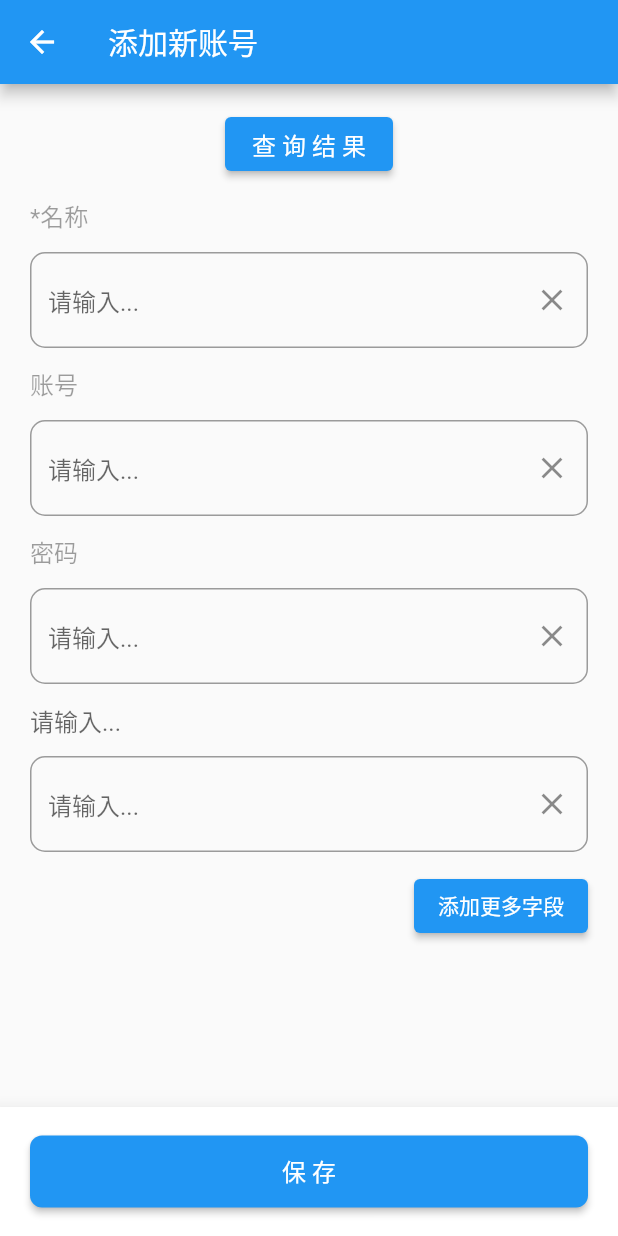
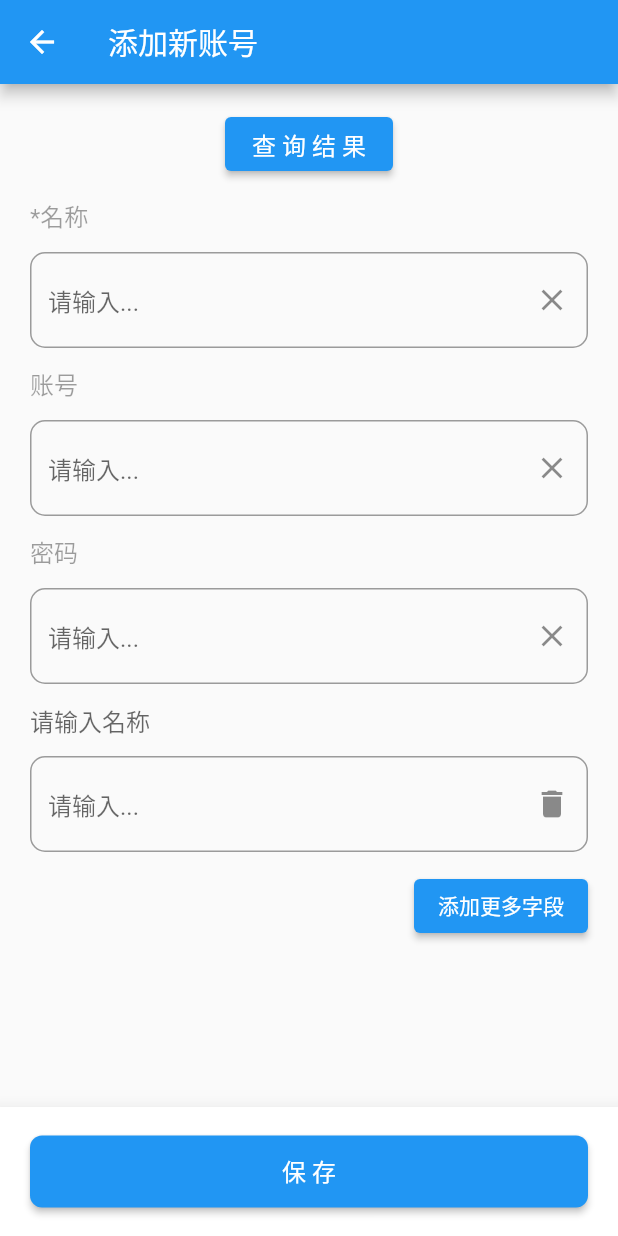
Before and after one commit to licoba/SafeBox, a Flutter app: the PageAddAccount screen opened by its route, after a tap on "添加更多字段", on a phone screen of 412 x 824 dp. Run offline on Flutter 3.47's test engine with Material 2 defaults, Android fonts, the phone set to English and light mode, and no system bars; our stand-ins replace get, sqflite; missing offline and left inert: dart:ffi; accounts and stored records are empty.

Commit message:
no message

```diff
--- a/lib/pages/PageAddAccount.dart
+++ b/lib/pages/PageAddAccount.dart
@@ -20,12 +20,8 @@ class PageAddAccount extends StatefulWidget {
 class _PageAddAccountState extends State<PageAddAccount> {
   final dbHelper = DatabaseHelper.instance;
   List<Widget> _childWidgets = [];
-  List<TextEditingController> controllers = [
-    TextEditingController(),
-    TextEditingController(),
-    TextEditingController(),
-  ];
   final ScrollController _scrollController = ScrollController();
+  int itemId = 3; // 从3开始数
 
   // 初始化组件列表
   List<Widget> _buildItems() {
@@ -43,14 +39,21 @@ class _PageAddAccountState extends State<PageAddAccount> {
         ),
       ),
       TextInputAccount(
-          name: TextInputAccount.default_name,
+          id: 0,
+          name: TextInputAccount.defaultName,
           hintText: "请输入...",
           isRequired: true,
           canEditTitle: false),
       TextInputAccount(
-          name: TextInputAccount.default_account, hintText: "请输入...", canEditTitle: false),
+          id: 1,
+          name: TextInputAccount.defaultAccount,
+          hintText: "请输入...",
+          canEditTitle: false),
       TextInputAccount(
-          name: TextInputAccount.default_pwd, hintText: "请输入...", canEditTitle: false)
+          id: 2,
+          name: TextInputAccount.defaultPwd,
+          hintText: "请输入...",
+          canEditTitle: false)
     ];
 
     return items;
@@ -59,10 +62,18 @@ class _PageAddAccountState extends State<PageAddAccount> {
   // 添加一个自定义的组件
   void _addCustomWidget() {
     setState(() {
-      TextEditingController newController = TextEditingController();
-      controllers = [...controllers, newController];
-      _childWidgets.add(
-          TextInputAccount(name: "", hintText: "请输入...", canEditTitle: true));
+      _childWidgets.add(TextInputAccount(
+        id: itemId++,
+        name: "",
+        hintText: "请输入...",
+        canEditTitle: true,
+        onClickRemove: (int value) {
+          debugPrint("删除 $value 的ID的控件");
+          _removeCustomWidget(value);
+        },
+      ));
+
+      print("修改后的 $_childWidgets");
     });
 
     // 使用animateTo函数将页面滚动到底部
@@ -73,6 +84,20 @@ class _PageAddAccountState extends State<PageAddAccount> {
         curve: Curves.easeOut,
       );
     });
+  }
+
+  void _removeCustomWidget(int id) {
+    setState(() {
+      _childWidgets.removeWhere((element) => isNeedToRemove(element, id));
+      print("删除后的 $_childWidgets");
+    });
+  }
+
+  bool isNeedToRemove(Widget element, int id) {
+    if (element is TextInputAccount) {
+      if (element.id == id) return true;
+    }
+    return false;
   }
 
   void _saveAccount() {
@@ -158,7 +183,3 @@ class _PageAddAccountState extends State<PageAddAccount> {
         ));
   }
 }
-
-/**
- *
- */
--- a/lib/widget/TextInputAccount.dart
+++ b/lib/widget/TextInputAccount.dart
@@ -3,24 +3,33 @@ import 'dart:ffi';
 import 'package:flutter/material.dart';
 
 class TextInputAccount extends StatefulWidget {
+  int id;
   final String name;
   final String hintText;
   final bool? isRequired;
   final bool? canRemove; // 是否可以删除这个字段
   final bool? canEditTitle; // 是否可以编辑标题字段
 
-  static String default_name = "default_name";
-  static String default_account = "default_account";
-  static String default_pwd = "default_pwd";
+  static String defaultName = "default_name";
+  static String defaultAccount = "default_account";
+  static String defaultPwd = "default_pwd";
 
-  TextInputAccount({
-    super.key,
+  final void Function(int)? onClickRemove; // 点击删除的回调
+
+  @override
+  String toString({DiagnosticLevel minLevel = DiagnosticLevel.debug}) {
+    return '输入框id:$id';
+  }
+
+  TextInputAccount(
+      {super.key,
+      required this.id,
       required this.name,
-    required this.hintText,
+      this.hintText = "",
       this.isRequired = false,
       this.canRemove = false,
       this.canEditTitle = true,
-  });
+      this.onClickRemove});
 
   @override
   State<StatefulWidget> createState() => _IconTextFieldState();
@@ -30,16 +39,34 @@ class TextInputAccount extends StatefulWidget {
 }
 
 class _IconTextFieldState extends State<TextInputAccount> {
-  TextEditingController _controller1 = TextEditingController();
-  TextEditingController _controller2 = TextEditingController();
+  final TextEditingController _controller1 = TextEditingController();
+  final TextEditingController _controller2 = TextEditingController();
+
+  bool isDefaultField() {
+    if (widget.name == TextInputAccount.defaultName ||
+        widget.name == TextInputAccount.defaultAccount ||
+        widget.name == TextInputAccount.defaultPwd) {
+      return true;
+    }
+    return false;
+  }
+
+  @override
+  void dispose() {
+    // 销毁 TextEditingController
+    _controller1.dispose();
+    _controller2.dispose();
+    super.dispose();
+  }
+
 
   @override
   void initState() {
-    if (widget.name == TextInputAccount.default_name) {
-      _controller1.text ="*""名称";
-    } else if (widget.name == TextInputAccount.default_account) {
+    if (widget.name == TextInputAccount.defaultName) {
+      _controller1.text = "*" "名称";
+    } else if (widget.name == TextInputAccount.defaultAccount) {
       _controller1.text = "账号";
-    } else if (widget.name == TextInputAccount.default_pwd) {
+    } else if (widget.name == TextInputAccount.defaultPwd) {
       _controller1.text = "密码";
     }
 
@@ -68,7 +95,7 @@ class _IconTextFieldState extends State<TextInputAccount> {
           controller: _controller1,
           decoration: const InputDecoration(
             border: InputBorder.none,
-            hintText: '请输入...',
+            hintText: '请输入名称',
           ),
         ),
         TextFormField(
@@ -78,9 +105,21 @@ class _IconTextFieldState extends State<TextInputAccount> {
               borderRadius: BorderRadius.circular(10), // 可以自定义圆角大小
             ),
             hintText: widget.hintText,
-            suffixIcon: IconButton(
+            suffixIcon: _controller2.text.isEmpty && !isDefaultField()
+                ? IconButton(
+                    icon: const Icon(Icons.delete),
+                    onPressed: () {
+                      // _controller1.clear();
+                      // _controller2.clear();
+                      if (widget.onClickRemove != null) {
+                        widget.onClickRemove!(widget.id);
+                      }
+                    },
+                  )
+                : IconButton(
                     icon: const Icon(Icons.clear),
                     onPressed: () {
+                      // _controller1.clear();
                       _controller2.clear();
                     },
                   ),
```
Lines whose indentation alone changed are shown as unchanged.
